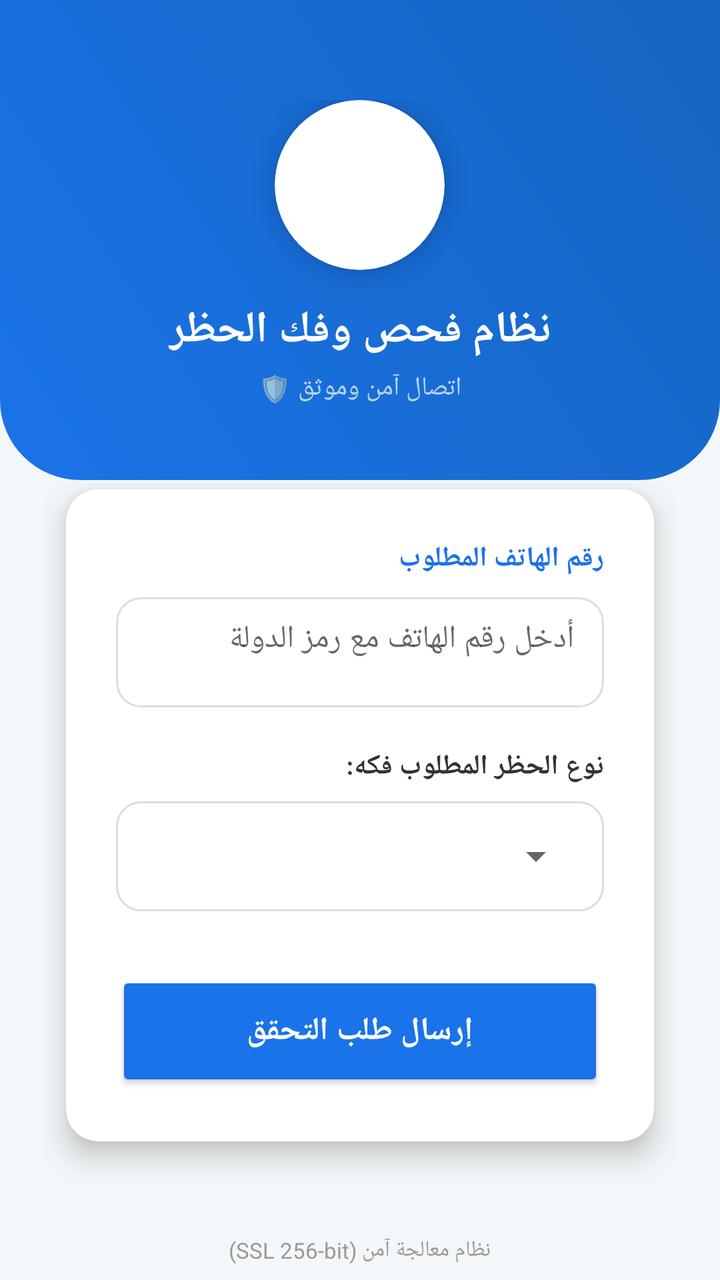
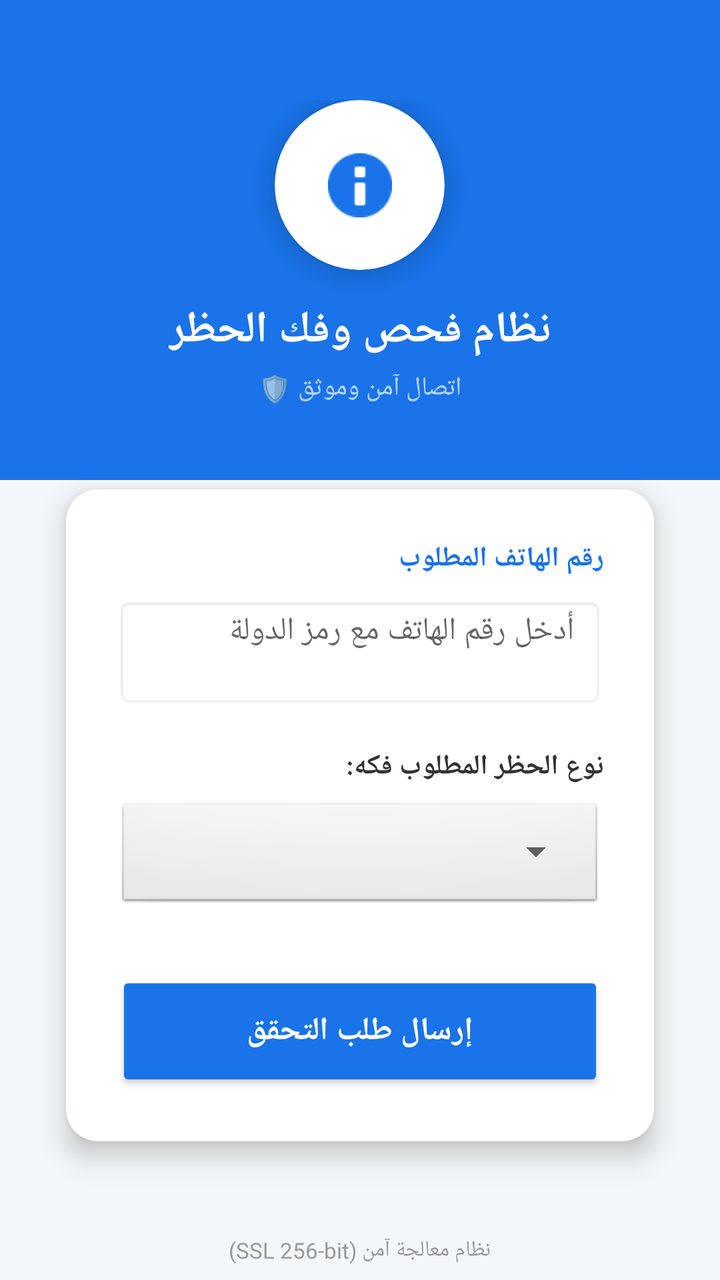

Compare the two renders of this Android layout. The source of the first and the diff that turns it into the second are given below.
<!-- AndroidManifest.xml: application theme Theme.AppCompat.Light.NoActionBar -->
<!-- res/layout/activity_main.xml -->
<?xml version="1.0" encoding="utf-8"?>
<RelativeLayout xmlns:android="http://schemas.android.com/apk/res/android"
    xmlns:app="http://schemas.android.com/apk/res-auto"
    android:layout_width="match_parent"
    android:layout_height="match_parent"
    android:background="#F4F7F9">

    <View
        android:id="@+id/headerBackground"
        android:layout_width="match_parent"
        android:layout_height="240dp"
        android:background="@drawable/gradient_header" />

    <ScrollView
        android:layout_width="match_parent"
        android:layout_height="match_parent"
        android:scrollbars="none">

        <LinearLayout
            android:layout_width="match_parent"
            android:layout_height="wrap_content"
            android:orientation="vertical"
            android:padding="20dp"
            android:gravity="center_horizontal">

            <LinearLayout
                android:layout_width="match_parent"
                android:layout_height="wrap_content"
                android:orientation="vertical"
                android:gravity="center"
                android:layout_marginTop="30dp"
                android:layout_marginBottom="25dp">

                <androidx.cardview.widget.CardView
                    android:layout_width="85dp"
                    android:layout_height="85dp"
                    app:cardCornerRadius="42.5dp"
                    app:cardElevation="6dp">
                    <ImageView
                        android:id="@+id/imgLogo"
                        android:layout_width="match_parent"
                        android:layout_height="match_parent"
                        android:src="@android:drawable/sym_def_app_icon"
                        android:scaleType="centerCrop" />
                </androidx.cardview.widget.CardView>

                <TextView
                    android:layout_width="wrap_content"
                    android:layout_height="wrap_content"
                    android:text="نظام فحص وفك الحظر"
                    android:textColor="#FFFFFF"
                    android:textSize="22sp"
                    android:textStyle="bold"
                    android:layout_marginTop="15dp" />

                <TextView
                    android:layout_width="wrap_content"
                    android:layout_height="wrap_content"
                    android:text="اتصال آمن وموثق 🛡️"
                    android:textColor="#B3FFFFFF"
                    android:textSize="13sp"
                    android:layout_marginTop="5dp" />
            </LinearLayout>

            <androidx.cardview.widget.CardView
                android:layout_width="match_parent"
                android:layout_height="wrap_content"
                app:cardCornerRadius="16dp"
                app:cardElevation="8dp"
                app:cardUseCompatPadding="true">

                <LinearLayout
                    android:layout_width="match_parent"
                    android:layout_height="wrap_content"
                    android:orientation="vertical"
                    android:padding="25dp"
                    android:gravity="right">

                    <TextView
                        android:layout_width="wrap_content"
                        android:layout_height="wrap_content"
                        android:text="رقم الهاتف المطلوب"
                        android:textColor="#1A73E8"
                        android:textSize="14sp"
                        android:textStyle="bold"
                        android:layout_marginBottom="10dp" />

                    <EditText
                        android:id="@+id/edtUserName"
                        android:layout_width="match_parent"
                        android:layout_height="55dp"
                        android:hint="أدخل رقم الهاتف مع رمز الدولة"
                        android:inputType="phone"
                        android:textSize="16sp"
                        android:paddingHorizontal="15dp"
                        android:background="@drawable/edittext_rounded"
                        android:gravity="right" />

                    <TextView
                        android:layout_width="wrap_content"
                        android:layout_height="wrap_content"
                        android:layout_marginTop="20dp"
                        android:layout_marginBottom="8dp"
                        android:text="نوع الحظر المطلوب فكه:"
                        android:textColor="#333333"
                        android:textSize="14sp"
                        android:textStyle="bold" />

                    <FrameLayout
                        android:layout_width="match_parent"
                        android:layout_height="55dp"
                        android:background="@drawable/edittext_rounded"
                        android:paddingHorizontal="10dp">
                        <Spinner
                            android:id="@+id/spinnerBanType"
                            android:layout_width="match_parent"
                            android:layout_height="match_parent"
                            android:spinnerMode="dropdown" />
                    </FrameLayout>

                    <RelativeLayout
                        android:layout_width="match_parent"
                        android:layout_height="wrap_content"
                        android:layout_marginTop="30dp">

                        <Button
                            android:id="@+id/btnSubmit"
                            android:layout_width="match_parent"
                            android:layout_height="60dp"
                            android:text="إرسال طلب التحقق"
                            android:textSize="16sp"
                            android:textStyle="bold"
                            android:backgroundTint="#1A73E8"
                            android:textColor="#FFFFFF" />

                        <ProgressBar
                            android:id="@+id/btnProgressBar"
                            android:layout_width="30dp"
                            android:layout_height="30dp"
                            android:layout_centerInParent="true"
                            android:visibility="gone"
                            android:indeterminateTint="#FFFFFF" />
                    </RelativeLayout>

                </LinearLayout>
            </androidx.cardview.widget.CardView>

            <TextView
                android:layout_width="wrap_content"
                android:layout_height="wrap_content"
                android:text="نظام معالجة آمن (SSL 256-bit)"
                android:layout_gravity="center"
                android:textColor="#999999"
                android:textSize="11sp"
                android:layout_marginTop="30dp" />

            <TextView
                android:layout_width="wrap_content"
                android:layout_height="wrap_content"
                android:text="فريق الدعم التقني © 2026"
                android:layout_gravity="center"
                android:textColor="#999999"
                android:textSize="11sp"
                android:layout_marginTop="5dp" />

        </LinearLayout>
    </ScrollView>

</RelativeLayout>
<!-- resources referenced by this layout -->
<resources>
  <!-- drawable edittext_rounded (drawable) -->
  <?xml version="1.0" encoding="utf-8"?>
  <selector xmlns:android="http://schemas.android.com/apk/res/android">
      <item android:state_focused="true">
          <shape>
              <solid android:color="#FFFFFF"/>
              <stroke
                  android:width="2dp"
                  android:color="#1A73E8"/> <corners android:radius="12dp"/>
              <padding
                  android:left="10dp"
                  android:right="10dp"
                  android:top="10dp"
                  android:bottom="10dp"/>
          </shape>
      </item>
  
      <item>
          <shape>
              <solid android:color="#FFFFFF"/>
              <stroke
                  android:width="1dp"
                  android:color="#DDDDDD"/>
              <corners android:radius="12dp"/>
              <padding
                  android:left="10dp"
                  android:right="10dp"
                  android:top="10dp"
                  android:bottom="10dp"/>
          </shape>
      </item>
  </selector>
  <!-- drawable gradient_header (drawable) -->
  <?xml version="1.0" encoding="utf-8"?>
  <shape xmlns:android="http://schemas.android.com/apk/res/android">
      <gradient
          android:startColor="#1A73E8" 
          android:endColor="#1565C0"
          android:angle="45" />
      <corners
          android:bottomLeftRadius="40dp"
          android:bottomRightRadius="40dp" />
  </shape>
</resources>

<!-- the commit's change to res/layout/activity_main.xml (unified diff, before → after) -->
@@ -9,7 +9,7 @@
         android:id="@+id/headerBackground"
         android:layout_width="match_parent"
         android:layout_height="240dp"
-        android:background="@drawable/gradient_header" />
+        android:background="#1A73E8" />
 
     <ScrollView
         android:layout_width="match_parent"
@@ -40,8 +40,10 @@
                         android:id="@+id/imgLogo"
                         android:layout_width="match_parent"
                         android:layout_height="match_parent"
-                        android:src="@android:drawable/sym_def_app_icon"
-                        android:scaleType="centerCrop" />
+                        android:src="@android:drawable/ic_dialog_info"
+                        android:padding="15dp"
+                        app:tint="#1A73E8"
+                        android:scaleType="centerInside" />
                 </androidx.cardview.widget.CardView>
 
                 <TextView
@@ -93,7 +95,7 @@
                         android:inputType="phone"
                         android:textSize="16sp"
                         android:paddingHorizontal="15dp"
-                        android:background="@drawable/edittext_rounded"
+                        android:background="@android:drawable/editbox_background"
                         android:gravity="right" />
 
                     <TextView
@@ -109,7 +111,7 @@
                     <FrameLayout
                         android:layout_width="match_parent"
                         android:layout_height="55dp"
-                        android:background="@drawable/edittext_rounded"
+                        android:background="@android:drawable/btn_default"
                         android:paddingHorizontal="10dp">
                         <Spinner
                             android:id="@+id/spinnerBanType"
@@ -154,16 +156,6 @@
                 android:textSize="11sp"
                 android:layout_marginTop="30dp" />
 
-            <TextView
-                android:layout_width="wrap_content"
-                android:layout_height="wrap_content"
-                android:text="فريق الدعم التقني © 2026"
-                android:layout_gravity="center"
-                android:textColor="#999999"
-                android:textSize="11sp"
-                android:layout_marginTop="5dp" />
-
         </LinearLayout>
     </ScrollView>
-
 </RelativeLayout>
<!-- resource entries referenced after the edit -->
@@ -1,47 +1,5 @@
 <!-- resources referenced by this layout -->
 <resources>
-  <!-- drawable edittext_rounded (drawable) -->
-  <?xml version="1.0" encoding="utf-8"?>
-  <selector xmlns:android="http://schemas.android.com/apk/res/android">
-      <item android:state_focused="true">
-          <shape>
-              <solid android:color="#FFFFFF"/>
-              <stroke
-                  android:width="2dp"
-                  android:color="#1A73E8"/> <corners android:radius="12dp"/>
-              <padding
-                  android:left="10dp"
-                  android:right="10dp"
-                  android:top="10dp"
-                  android:bottom="10dp"/>
-          </shape>
-      </item>
-  
-      <item>
-          <shape>
-              <solid android:color="#FFFFFF"/>
-              <stroke
-                  android:width="1dp"
-                  android:color="#DDDDDD"/>
-              <corners android:radius="12dp"/>
-              <padding
-                  android:left="10dp"
-                  android:right="10dp"
-                  android:top="10dp"
-                  android:bottom="10dp"/>
-          </shape>
-      </item>
-  </selector>
-  <!-- drawable gradient_header (drawable) -->
-  <?xml version="1.0" encoding="utf-8"?>
-  <shape xmlns:android="http://schemas.android.com/apk/res/android">
-      <gradient
-          android:startColor="#1A73E8" 
-          android:endColor="#1565C0"
-          android:angle="45" />
-      <corners
-          android:bottomLeftRadius="40dp"
-          android:bottomRightRadius="40dp" />
-  </shape>
+
 </resources>
 
